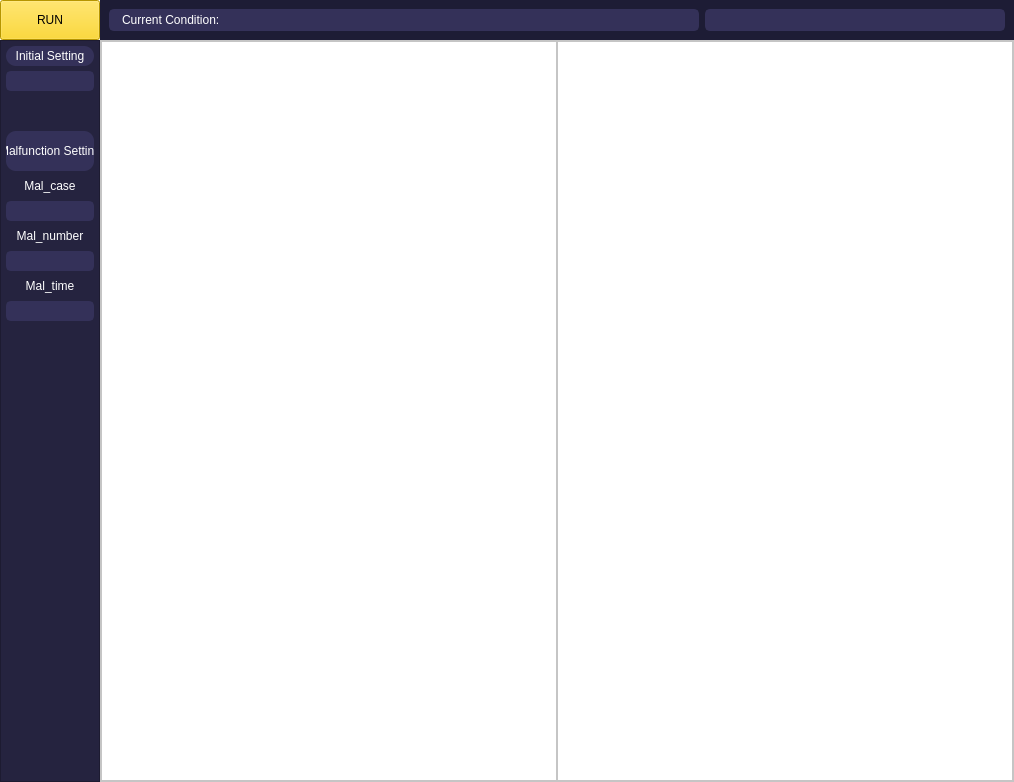
LeeDaeil/GUI_Platform_Lab, file CNS_Monitoring_module/Interface_ui/mainform.ui: the form before one commit.
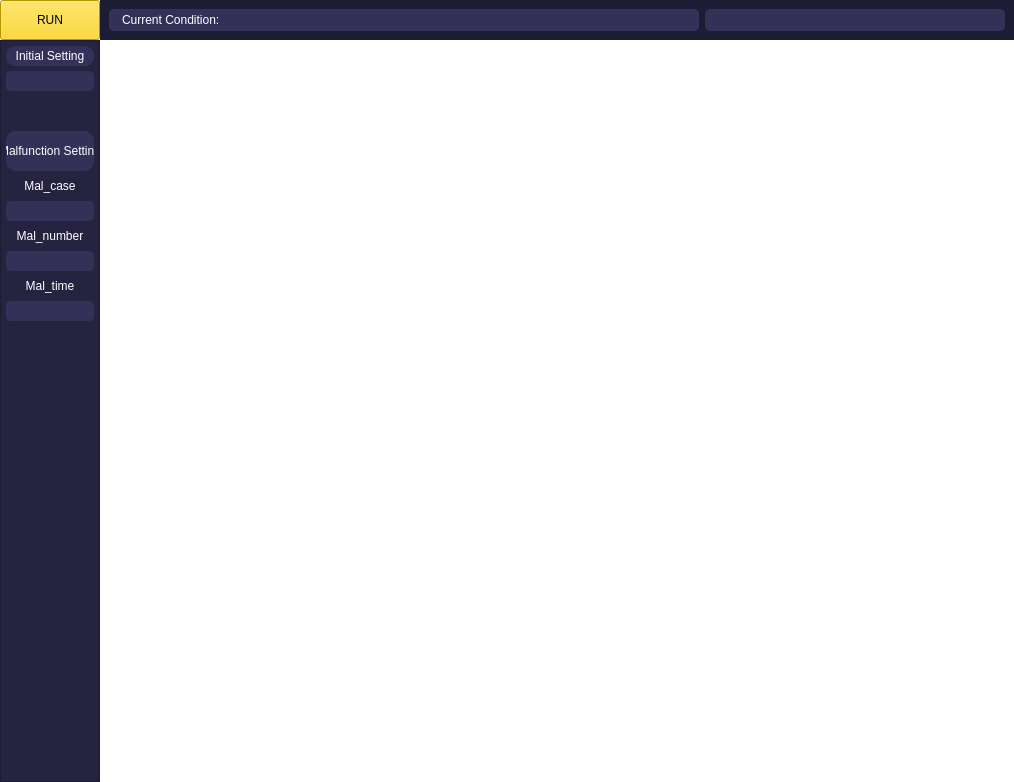
The form after the commit.

```diff
--- a/CNS_Monitoring_module/Interface_ui/mainform.ui
+++ b/CNS_Monitoring_module/Interface_ui/mainform.ui
@@ -539,7 +539,7 @@
           <string notr="true">background-color: rgb(255, 255, 255);</string>
          </property>
          <property name="frameShape">
-          <enum>QFrame::StyledPanel</enum>
+          <enum>QFrame::NoFrame</enum>
          </property>
          <property name="frameShadow">
           <enum>QFrame::Raised</enum>
@@ -563,11 +563,14 @@
           <item>
            <widget class="QFrame" name="Coten_right_1_bot">
             <property name="frameShape">
-             <enum>QFrame::StyledPanel</enum>
+             <enum>QFrame::NoFrame</enum>
             </property>
             <property name="frameShadow">
              <enum>QFrame::Raised</enum>
             </property>
+            <property name="lineWidth">
+             <number>0</number>
+            </property>
             <layout class="QVBoxLayout" name="verticalLayout_7">
              <property name="spacing">
               <number>0</number>
@@ -605,11 +608,14 @@
           <item>
            <widget class="QFrame" name="Coten_right_0_top">
             <property name="frameShape">
-             <enum>QFrame::StyledPanel</enum>
+             <enum>QFrame::NoFrame</enum>
             </property>
             <property name="frameShadow">
              <enum>QFrame::Raised</enum>
             </property>
+            <property name="lineWidth">
+             <number>0</number>
+            </property>
             <layout class="QVBoxLayout" name="verticalLayout_6">
              <property name="spacing">
               <number>0</number>
```
Left out of the diff: 60 changed lines with no effect on the pictures.
